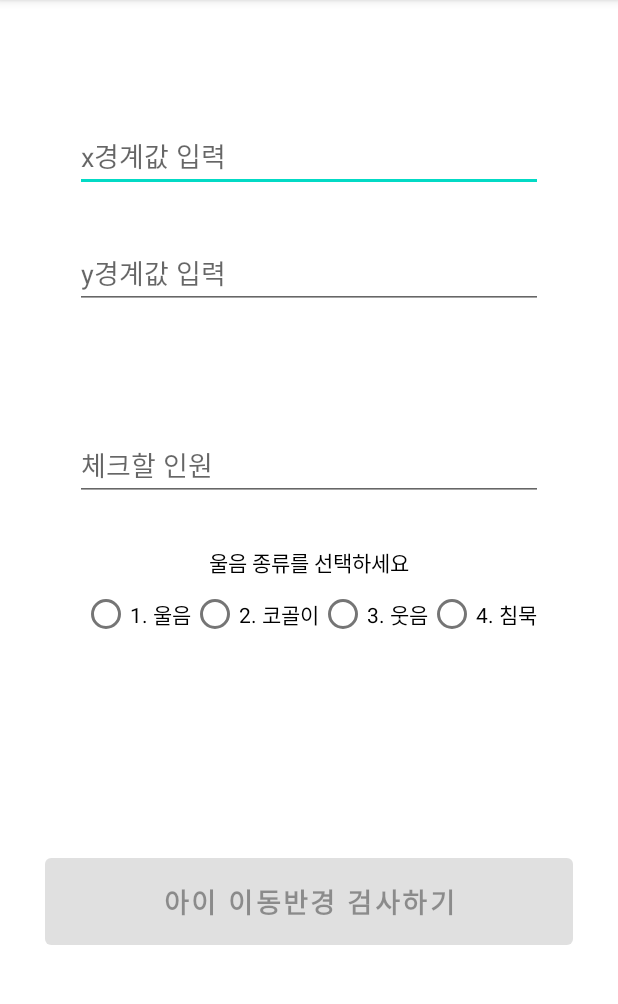
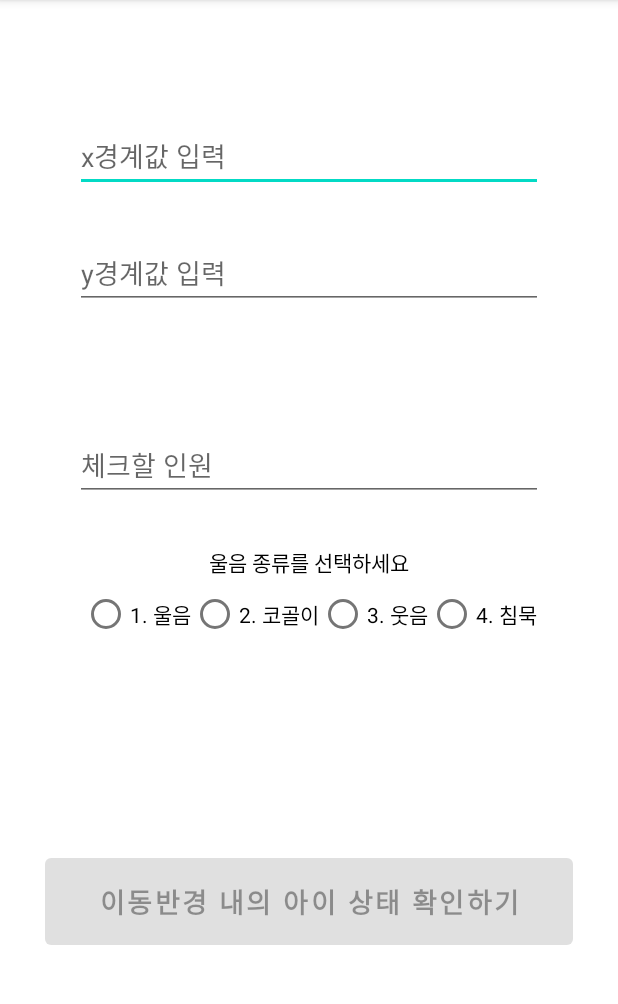
Before and after one commit to simmons-testbed/simmons-testbed-android, an Android app: the screen it shows after launch (MainActivity), on a phone screen of 412 x 824 dp, the part 84-1088 px from its top. Run offline under Robolectric (Android 15) with nearby library versions, the phone set to English and light mode, and no system bars; our stand-ins replace Dagger/Hilt's generated code, data binding.

Commit message:
[MOD] 버튼 텍스트 변경

```diff
--- a/app/src/main/java/com/simmons/testbed/ui/MainActivity.kt
+++ b/app/src/main/java/com/simmons/testbed/ui/MainActivity.kt
@@ -147,7 +147,7 @@ class MainActivity : AppCompatActivity() {
             if (isRun) {
                 isRun = false
                 viewModel.stopCheck()
-                binding.btnSetBound.text = "아이 이동반경 검사하기"
+                binding.btnSetBound.text = "이동반경 내의 아이 상태 확인하기"
                 binding.tvCheckResult.visibility = View.INVISIBLE
                 binding.tvCheckResultTime.visibility = View.INVISIBLE
                 binding.tvCryResult.visibility = View.INVISIBLE
--- a/app/src/main/res/layout/activity_main.xml
+++ b/app/src/main/res/layout/activity_main.xml
@@ -110,7 +110,7 @@
             android:layout_height="70dp"
             android:layout_marginHorizontal="30dp"
             android:enabled="false"
-            android:text="아이 이동반경 검사하기"
+            android:text="이동반경 내의 아이 상태 확인하기"
             android:textSize="18sp"
             android:textStyle="bold"
             app:layout_constraintBottom_toBottomOf="parent"
```
